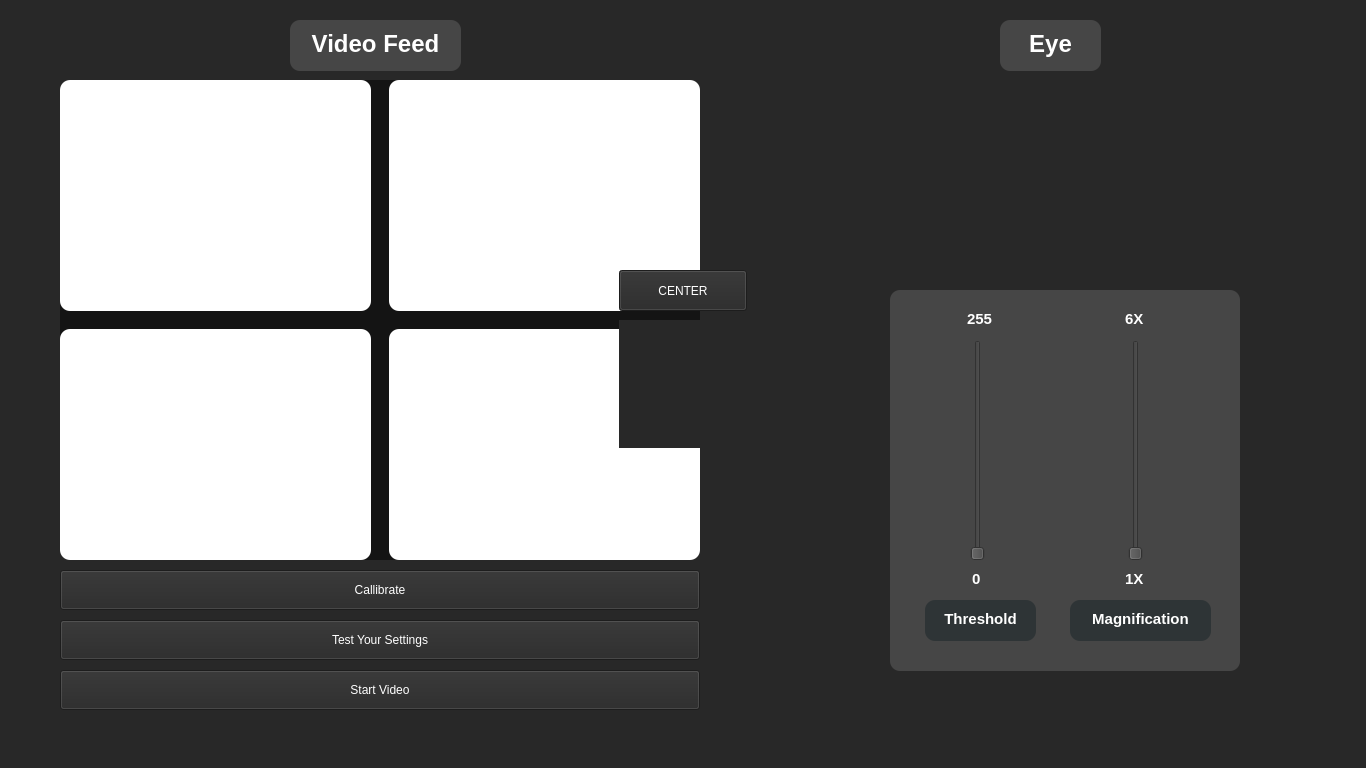
The window that ver_3/eyeWriterInterface-smallMonitor.ui (Aryanaut/EyeText) describes before a commit, drawn with Qt 5.
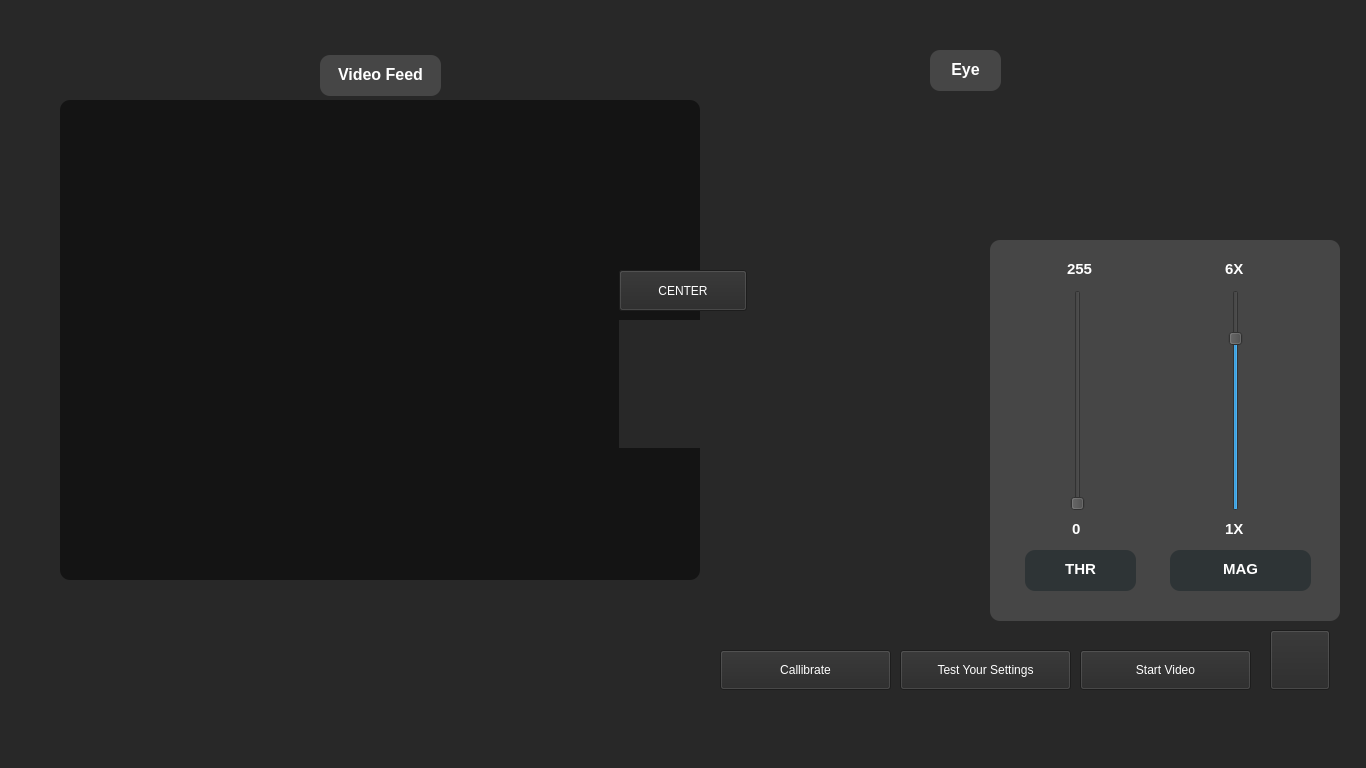
The same window after the commit. Icons and pictures are not drawn.

Patch:
```diff
--- a/ver_3/eyeWriterInterface-smallMonitor.ui
+++ b/ver_3/eyeWriterInterface-smallMonitor.ui
@@ -17,40 +17,11 @@
    <string notr="true">background-color: rgb(40, 40, 40); color: white</string>
   </property>
   <widget class="QWidget" name="App">
-   <widget class="QPushButton" name="startVideo">
-    <property name="geometry">
-     <rect>
-      <x>60</x>
-      <y>670</y>
-      <width>640</width>
-      <height>40</height>
-     </rect>
-    </property>
-    <property name="text">
-     <string>Start Video</string>
-    </property>
-   </widget>
-   <widget class="QPushButton" name="callibrate">
-    <property name="geometry">
-     <rect>
-      <x>60</x>
-      <y>570</y>
-      <width>640</width>
-      <height>40</height>
-     </rect>
-    </property>
-    <property name="styleSheet">
-     <string notr="true"/>
-    </property>
-    <property name="text">
-     <string>Callibrate</string>
-    </property>
-   </widget>
    <widget class="QLabel" name="frame_label">
     <property name="geometry">
      <rect>
       <x>60</x>
-      <y>80</y>
+      <y>100</y>
       <width>640</width>
       <height>480</height>
      </rect>
@@ -68,8 +39,8 @@
    <widget class="QLabel" name="eye_label">
     <property name="geometry">
      <rect>
-      <x>910</x>
-      <y>80</y>
+      <x>815</x>
+      <y>90</y>
       <width>300</width>
       <height>150</height>
      </rect>
@@ -84,26 +55,13 @@
      <pixmap>video-off2.png</pixmap>
     </property>
    </widget>
-   <widget class="QPushButton" name="startTest">
-    <property name="geometry">
-     <rect>
-      <x>60</x>
-      <y>620</y>
-      <width>640</width>
-      <height>40</height>
-     </rect>
-    </property>
-    <property name="text">
-     <string>Test Your Settings</string>
-    </property>
-   </widget>
    <widget class="QTextEdit" name="videoFeedTitle">
     <property name="geometry">
      <rect>
-      <x>290</x>
-      <y>20</y>
-      <width>171</width>
-      <height>51</height>
+      <x>320</x>
+      <y>55</y>
+      <width>121</width>
+      <height>41</height>
      </rect>
     </property>
     <property name="styleSheet">
@@ -114,16 +72,16 @@
 &lt;html&gt;&lt;head&gt;&lt;meta name=&quot;qrichtext&quot; content=&quot;1&quot; /&gt;&lt;style type=&quot;text/css&quot;&gt;
 p, li { white-space: pre-wrap; }
 &lt;/style&gt;&lt;/head&gt;&lt;body style=&quot; font-family:'Ubuntu'; font-size:11pt; font-weight:400; font-style:normal;&quot;&gt;
-&lt;p align=&quot;center&quot; style=&quot; margin-top:0px; margin-bottom:0px; margin-left:0px; margin-right:0px; -qt-block-indent:0; text-indent:0px;&quot;&gt;&lt;span style=&quot; font-size:18pt; font-weight:600;&quot;&gt;Video Feed&lt;/span&gt;&lt;/p&gt;&lt;/body&gt;&lt;/html&gt;</string>
+&lt;p align=&quot;center&quot; style=&quot; margin-top:0px; margin-bottom:0px; margin-left:0px; margin-right:0px; -qt-block-indent:0; text-indent:0px;&quot;&gt;&lt;span style=&quot; font-size:12pt; font-weight:600;&quot;&gt;Video Feed&lt;/span&gt;&lt;/p&gt;&lt;/body&gt;&lt;/html&gt;</string>
     </property>
    </widget>
    <widget class="QTextEdit" name="eyeTitle">
     <property name="geometry">
      <rect>
-      <x>1000</x>
-      <y>20</y>
-      <width>101</width>
-      <height>51</height>
+      <x>930</x>
+      <y>50</y>
+      <width>71</width>
+      <height>41</height>
      </rect>
     </property>
     <property name="styleSheet">
@@ -134,14 +92,14 @@
 &lt;html&gt;&lt;head&gt;&lt;meta name=&quot;qrichtext&quot; content=&quot;1&quot; /&gt;&lt;style type=&quot;text/css&quot;&gt;
 p, li { white-space: pre-wrap; }
 &lt;/style&gt;&lt;/head&gt;&lt;body style=&quot; font-family:'Ubuntu'; font-size:11pt; font-weight:400; font-style:normal;&quot;&gt;
-&lt;p align=&quot;center&quot; style=&quot; margin-top:0px; margin-bottom:0px; margin-left:0px; margin-right:0px; -qt-block-indent:0; text-indent:0px;&quot;&gt;&lt;span style=&quot; font-size:18pt; font-weight:600;&quot;&gt;Eye&lt;/span&gt;&lt;/p&gt;&lt;/body&gt;&lt;/html&gt;</string>
+&lt;p align=&quot;center&quot; style=&quot; margin-top:0px; margin-bottom:0px; margin-left:0px; margin-right:0px; -qt-block-indent:0; text-indent:0px;&quot;&gt;&lt;span style=&quot; font-size:12pt; font-weight:600;&quot;&gt;Eye&lt;/span&gt;&lt;/p&gt;&lt;/body&gt;&lt;/html&gt;</string>
     </property>
    </widget>
    <widget class="QWidget" name="sliders" native="true">
     <property name="geometry">
      <rect>
-      <x>890</x>
-      <y>290</y>
+      <x>990</x>
+      <y>240</y>
       <width>350</width>
       <height>381</height>
      </rect>
@@ -217,6 +175,9 @@
      <property name="maximum">
       <number>6</number>
      </property>
+     <property name="sliderPosition">
+      <number>5</number>
+     </property>
      <property name="orientation">
       <enum>Qt::Vertical</enum>
      </property>
@@ -272,7 +233,7 @@
 &lt;html&gt;&lt;head&gt;&lt;meta name=&quot;qrichtext&quot; content=&quot;1&quot; /&gt;&lt;style type=&quot;text/css&quot;&gt;
 p, li { white-space: pre-wrap; }
 &lt;/style&gt;&lt;/head&gt;&lt;body style=&quot; font-family:'Ubuntu'; font-size:11pt; font-weight:400; font-style:normal;&quot;&gt;
-&lt;p align=&quot;center&quot; style=&quot; margin-top:0px; margin-bottom:0px; margin-left:0px; margin-right:0px; -qt-block-indent:0; text-indent:0px;&quot;&gt;&lt;span style=&quot; font-weight:600;&quot;&gt;Threshold&lt;/span&gt;&lt;/p&gt;&lt;/body&gt;&lt;/html&gt;</string>
+&lt;p align=&quot;center&quot; style=&quot; margin-top:0px; margin-bottom:0px; margin-left:0px; margin-right:0px; -qt-block-indent:0; text-indent:0px;&quot;&gt;&lt;span style=&quot; font-weight:600;&quot;&gt;THR&lt;/span&gt;&lt;/p&gt;&lt;/body&gt;&lt;/html&gt;</string>
      </property>
     </widget>
     <widget class="QTextEdit" name="textEdit_2">
@@ -292,7 +253,7 @@
 &lt;html&gt;&lt;head&gt;&lt;meta name=&quot;qrichtext&quot; content=&quot;1&quot; /&gt;&lt;style type=&quot;text/css&quot;&gt;
 p, li { white-space: pre-wrap; }
 &lt;/style&gt;&lt;/head&gt;&lt;body style=&quot; font-family:'Ubuntu'; font-size:11pt; font-weight:400; font-style:normal;&quot;&gt;
-&lt;p align=&quot;center&quot; style=&quot; margin-top:0px; margin-bottom:0px; margin-left:0px; margin-right:0px; -qt-block-indent:0; text-indent:0px;&quot;&gt;&lt;span style=&quot; font-weight:600;&quot;&gt;Magnification&lt;/span&gt;&lt;/p&gt;&lt;/body&gt;&lt;/html&gt;</string>
+&lt;p align=&quot;center&quot; style=&quot; margin-top:0px; margin-bottom:0px; margin-left:0px; margin-right:0px; -qt-block-indent:0; text-indent:0px;&quot;&gt;&lt;span style=&quot; font-weight:600;&quot;&gt;MAG&lt;/span&gt;&lt;/p&gt;&lt;/body&gt;&lt;/html&gt;</string>
      </property>
     </widget>
    </widget>
@@ -329,7 +290,7 @@
     <property name="geometry">
      <rect>
       <x>60</x>
-      <y>80</y>
+      <y>100</y>
       <width>640</width>
       <height>480</height>
      </rect>
@@ -337,70 +298,91 @@
     <property name="styleSheet">
      <string notr="true">background-color: rgb(20, 20, 20); border-radius:10px; border-color: black; padding: 6px</string>
     </property>
-    <widget class="QLabel" name="sq1">
+   </widget>
+   <widget class="QPushButton" name="menuButton">
+    <property name="geometry">
+     <rect>
+      <x>1270</x>
+      <y>630</y>
+      <width>60</width>
+      <height>60</height>
+     </rect>
+    </property>
+    <property name="text">
+     <string/>
+    </property>
+    <property name="icon">
+     <iconset theme="breeze">
+      <normaloff>.</normaloff>.</iconset>
+    </property>
+   </widget>
+   <widget class="QLabel" name="label">
+    <property name="geometry">
+     <rect>
+      <x>820</x>
+      <y>280</y>
+      <width>300</width>
+      <height>300</height>
+     </rect>
+    </property>
+    <property name="text">
+     <string/>
+    </property>
+    <property name="pixmap">
+     <pixmap>eyeWriterIcon.png</pixmap>
+    </property>
+   </widget>
+   <widget class="QWidget" name="buttons" native="true">
+    <property name="geometry">
+     <rect>
+      <x>710</x>
+      <y>640</y>
+      <width>551</width>
+      <height>61</height>
+     </rect>
+    </property>
+    <widget class="QPushButton" name="callibrate">
      <property name="geometry">
       <rect>
-       <x>0</x>
-       <y>0</y>
-       <width>311</width>
-       <height>231</height>
+       <x>10</x>
+       <y>10</y>
+       <width>171</width>
+       <height>40</height>
       </rect>
      </property>
      <property name="styleSheet">
-      <string notr="true">background-color: white</string>
+      <string notr="true"/>
      </property>
      <property name="text">
-      <string/>
+      <string>Callibrate</string>
      </property>
     </widget>
-    <widget class="QLabel" name="sq2">
+    <widget class="QPushButton" name="startVideo">
      <property name="geometry">
       <rect>
-       <x>329</x>
-       <y>0</y>
-       <width>311</width>
-       <height>231</height>
+       <x>370</x>
+       <y>10</y>
+       <width>171</width>
+       <height>40</height>
       </rect>
      </property>
-     <property name="styleSheet">
-      <string notr="true">background-color: white</string>
-     </property>
      <property name="text">
-      <string/>
+      <string>Start Video</string>
      </property>
     </widget>
-    <widget class="QLabel" name="sq3">
+    <widget class="QPushButton" name="startTest">
      <property name="geometry">
       <rect>
-       <x>0</x>
-       <y>249</y>
-       <width>311</width>
-       <height>231</height>
+       <x>190</x>
+       <y>10</y>
+       <width>171</width>
+       <height>40</height>
       </rect>
      </property>
-     <property name="styleSheet">
-      <string notr="true">background-color: white</string>
-     </property>
      <property name="text">
-      <string/>
+      <string>Test Your Settings</string>
      </property>
     </widget>
-    <widget class="QLabel" name="sq4">
-     <property name="geometry">
-      <rect>
-       <x>329</x>
-       <y>249</y>
-       <width>311</width>
-       <height>231</height>
-      </rect>
-     </property>
-     <property name="styleSheet">
-      <string notr="true">background-color: white</string>
-     </property>
-     <property name="text">
-      <string/>
-     </property>
-    </widget>
    </widget>
    <zorder>startVideo</zorder>
    <zorder>callibrate</zorder>
```
Left out of the diff: 8 changed lines with no effect on the pictures.
